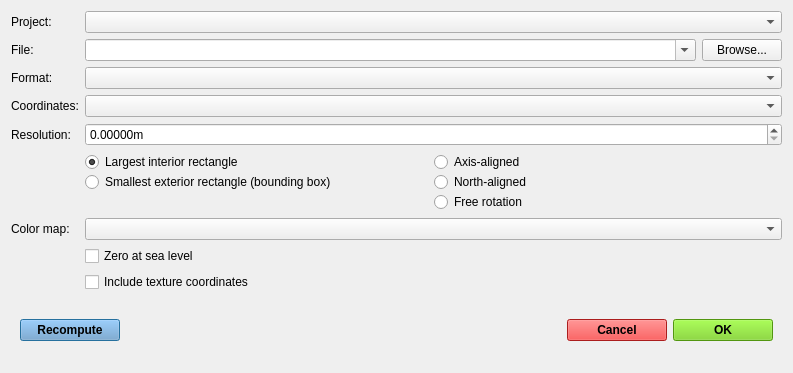
This is gui/exporter.ui in SINTEF/Geomaker as Qt 5 draws it before an edit. The edited form follows.
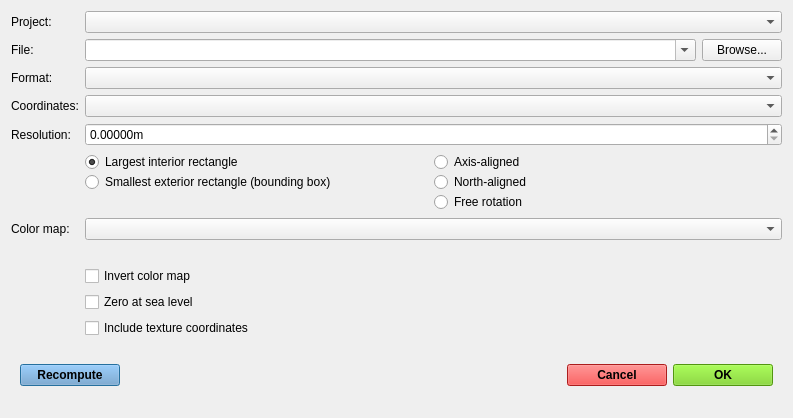
This is the edited form. Icons and pictures are not drawn.

Commit message: Categorize and preview color maps

The edit to the form file:
```diff
--- a/gui/exporter.ui
+++ b/gui/exporter.ui
@@ -7,7 +7,7 @@
     <x>0</x>
     <y>0</y>
     <width>793</width>
-    <height>373</height>
+    <height>418</height>
    </rect>
   </property>
   <property name="windowTitle">
@@ -75,7 +75,7 @@
              </property>
             </widget>
            </item>
-           <item row="8" column="1" colspan="2">
+           <item row="10" column="1" colspan="2">
             <widget class="QCheckBox" name="zero_sea_level">
              <property name="text">
               <string>Zero at sea level</string>
@@ -92,7 +92,7 @@
              </property>
             </widget>
            </item>
-           <item row="10" column="0" colspan="3">
+           <item row="13" column="0" colspan="3">
             <widget class="QWidget" name="widget_3" native="true">
              <property name="sizePolicy">
               <sizepolicy hsizetype="Preferred" vsizetype="Preferred">
@@ -1476,7 +1476,7 @@
              </property>
             </widget>
            </item>
-           <item row="9" column="1">
+           <item row="12" column="1">
             <widget class="QCheckBox" name="textures">
              <property name="text">
               <string>Include texture coordinates</string>
@@ -1507,6 +1507,29 @@
            <item row="2" column="1" colspan="2">
             <widget class="QComboBox" name="formats"/>
            </item>
+           <item row="0" column="1" colspan="2">
+            <widget class="QComboBox" name="projects"/>
+           </item>
+           <item row="8" column="1" colspan="2">
+            <widget class="QLabel" name="colormap_preview">
+             <property name="sizePolicy">
+              <sizepolicy hsizetype="Expanding" vsizetype="Preferred">
+               <horstretch>0</horstretch>
+               <verstretch>0</verstretch>
+              </sizepolicy>
+             </property>
+             <property name="text">
+              <string/>
+             </property>
+            </widget>
+           </item>
+           <item row="0" column="0">
+            <widget class="QLabel" name="label_5">
+             <property name="text">
+              <string>Project:</string>
+             </property>
+            </widget>
+           </item>
            <item row="5" column="1" colspan="2">
             <widget class="QDoubleSpinBox" name="resolution">
              <property name="suffix">
@@ -1661,13 +1684,10 @@
              </layout>
             </widget>
            </item>
-           <item row="0" column="1" colspan="2">
-            <widget class="QComboBox" name="projects"/>
-           </item>
-           <item row="0" column="0">
-            <widget class="QLabel" name="label_5">
+           <item row="9" column="1">
+            <widget class="QCheckBox" name="invertmap">
              <property name="text">
-              <string>Project:</string>
+              <string>Invert color map</string>
              </property>
             </widget>
            </item>
```
The commit also changes 3 other files.
